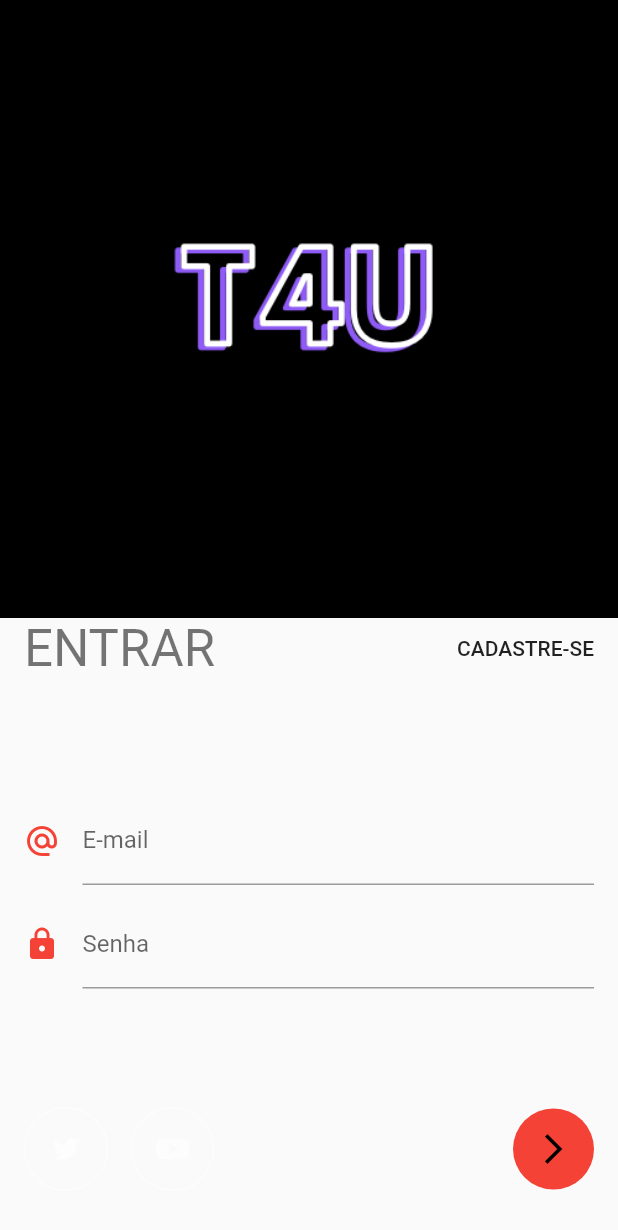
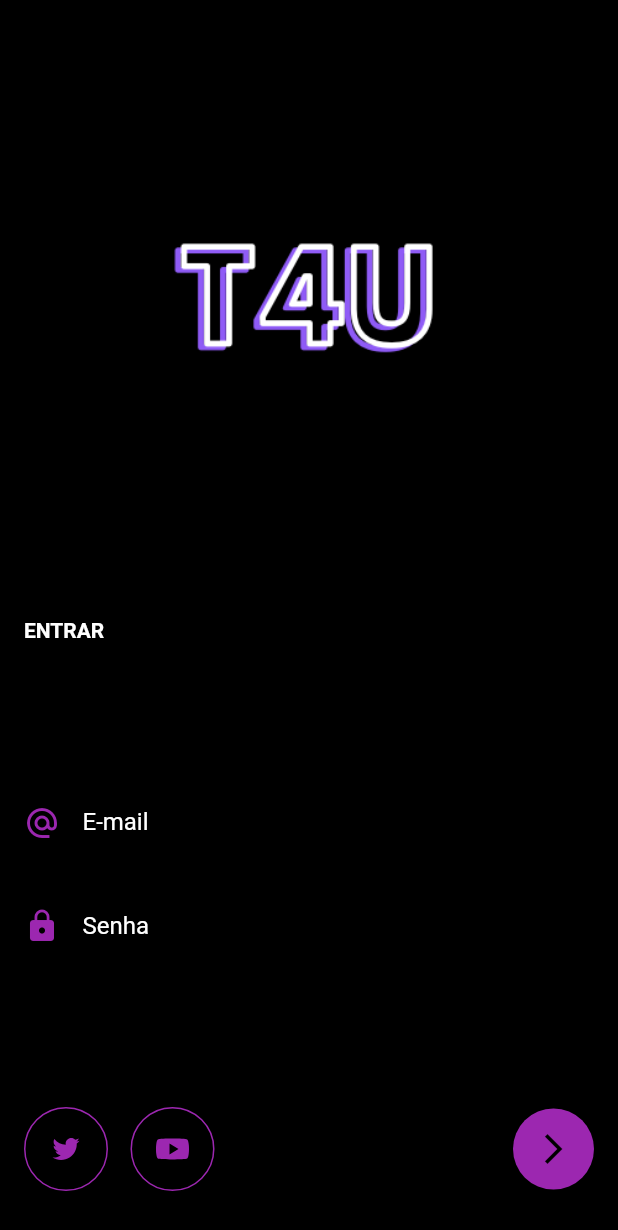
Before and after one commit to saraalves09/Ticket4U-Flutter, a Flutter app: the screen it shows after launch, on a phone screen of 412 x 824 dp. Shown: the top 1230 px of the screen. Run offline on Flutter 3.47's test engine with Material 2 defaults, Android fonts, the phone set to English and light mode, and no system bars; our stand-ins replace typicons_flutter.

Commit message:
adicionando telas

```diff
--- /dev/null
+++ b/Ticket4U/lib/constants/constants.dart
@@ -0,0 +1,3 @@
+import 'package:flutter/widgets.dart';
+
+const ticket_name = Text("Show Henrique & Juliano");
--- a/Ticket4U/lib/home_screen.dart
+++ b/Ticket4U/lib/home_screen.dart
@@ -1,6 +1,6 @@
 import 'package:flutter/material.dart';
 import 'package:flutter/services.dart';
-import 'package:gym_exe/login.dart';
+import './login.dart';
 
 class Splash extends StatefulWidget {
   @override
--- a/Ticket4U/lib/login.dart
+++ b/Ticket4U/lib/login.dart
@@ -12,6 +12,7 @@ class _LoginState extends State<Login> {
   @override
   Widget build(BuildContext context) {
     return Scaffold(
+      backgroundColor: Color.fromARGB(255, 0, 0, 0),
       body: Column(
         children: [
           Expanded(
@@ -34,10 +35,10 @@ class _LoginState extends State<Login> {
                   Row(
                     mainAxisAlignment: MainAxisAlignment.spaceBetween,
                     children: [
-                      Text(
-                        'Entrar'.toUpperCase(),
-                        style: Theme.of(context).textTheme.headline4,
-                      ),
+                      Text('Entrar'.toUpperCase(),
+                          style: const TextStyle(
+                              color: Colors.white,
+                              fontWeight: FontWeight.bold)),
                       Text(
                         'Cadastre-Se'.toUpperCase(),
                         style: Theme.of(context).textTheme.button,
@@ -49,17 +50,29 @@ class _LoginState extends State<Login> {
                     padding: const EdgeInsets.only(bottom: 10.0),
                     child: Row(
                       crossAxisAlignment: CrossAxisAlignment.center,
+                      // ignore: prefer_const_literals_to_create_immutables
                       children: [
-                        Padding(
-                          padding: const EdgeInsets.only(right: 15),
+                        const Padding(
+                          padding: EdgeInsets.only(right: 15),
                           child: Icon(
                             Icons.alternate_email,
-                            color: Colors.primaries.first,
+                            color: Colors.purple,
                           ),
                         ),
                         const Expanded(
+                          // ignore: sort_child_properties_last
                           child: TextField(
-                            decoration: InputDecoration(labelText: 'E-mail'),
+                            style: TextStyle(color: Colors.white),
+                            cursorColor: Colors.white,
+                            decoration: InputDecoration(
+                              labelText: 'E-mail',
+                              labelStyle: TextStyle(color: Colors.white),
+                              focusedBorder: UnderlineInputBorder(
+                                  borderSide: BorderSide(
+                                color: Colors.white,
+                                width: 2,
+                              )),
+                            ),
                             keyboardType: TextInputType.emailAddress,
                           ),
                         )
@@ -68,17 +81,28 @@ class _LoginState extends State<Login> {
                   ),
                   Row(
                     crossAxisAlignment: CrossAxisAlignment.center,
+                    // ignore: prefer_const_literals_to_create_immutables
                     children: [
-                      Padding(
-                        padding: const EdgeInsets.only(right: 15),
+                      const Padding(
+                        padding: EdgeInsets.only(right: 15),
                         child: Icon(
                           Icons.lock,
-                          color: Colors.primaries.first,
+                          color: Colors.purple,
                         ),
                       ),
                       const Expanded(
                         child: TextField(
-                          decoration: InputDecoration(labelText: 'Senha'),
+                          style: TextStyle(color: Colors.white),
+                          cursorColor: Colors.white,
+                          decoration: InputDecoration(
+                            labelText: 'Senha',
+                            labelStyle: TextStyle(color: Colors.white),
+                            focusedBorder: UnderlineInputBorder(
+                                borderSide: BorderSide(
+                              color: Colors.white,
+                              width: 2,
+                            )),
+                          ),
                           obscureText: true,
                         ),
                       )
@@ -94,12 +118,13 @@ class _LoginState extends State<Login> {
                           decoration: BoxDecoration(
                             shape: BoxShape.circle,
                             border: Border.all(
-                              color: Colors.white.withOpacity(.5),
+                              color: Colors.purple,
                             ),
                           ),
+                          // ignore: prefer_const_constructors
                           child: Icon(
                             Typicons.social_twitter,
-                            color: Colors.white.withOpacity(.5),
+                            color: Colors.purple,
                           ),
                         ),
                         const SizedBox(width: 15),
@@ -108,20 +133,20 @@ class _LoginState extends State<Login> {
                           decoration: BoxDecoration(
                             shape: BoxShape.circle,
                             border: Border.all(
-                              color: Colors.white.withOpacity(.5),
+                              color: Colors.purple,
                             ),
                           ),
-                          child: Icon(
+                          child: const Icon(
                             Typicons.social_youtube,
-                            color: Colors.white.withOpacity(.5),
+                            color: Colors.purple,
                           ),
                         ),
                         const Spacer(),
                         Container(
-                          padding: EdgeInsets.all(15),
+                          padding: const EdgeInsets.all(15),
                           decoration: BoxDecoration(
                             shape: BoxShape.circle,
-                            color: Colors.primaries.first,
+                            color: Colors.purple,
                           ),
                           child: Icon(
                             Icons.arrow_forward_ios,
--- a/Ticket4U/pubspec.yaml
+++ b/Ticket4U/pubspec.yaml
@@ -1,4 +1,4 @@
-name: gym_exe
+name: Ticket4U
 description: A new Flutter project.
 
 # The following line prevents the package from being accidentally published to
```
Also changed, not shown: Ticket4U/lib/details_ticket.dart (added), 2 other files.
